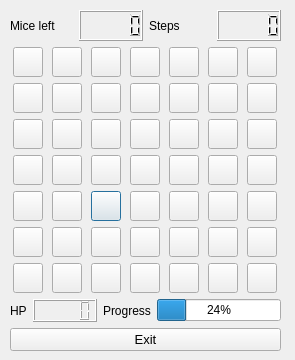
Before: the Qt Designer form game.ui in ARTmanq/HungryOwlQt, drawn with Qt 5.
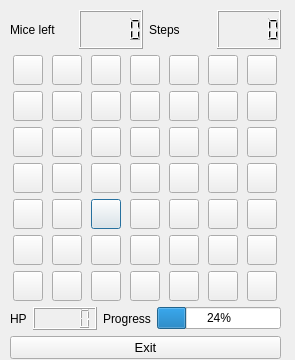
After: the same form once the commit is applied.

```diff
--- a/game.ui
+++ b/game.ui
@@ -28,13 +28,13 @@
   <property name="windowTitle">
    <string>Dialog</string>
   </property>
-  <widget class="QWidget" name="">
+  <widget class="QWidget" name="layoutWidget">
    <property name="geometry">
     <rect>
      <x>10</x>
      <y>10</y>
      <width>271</width>
-     <height>341</height>
+     <height>349</height>
     </rect>
    </property>
    <layout class="QVBoxLayout" name="verticalLayout">
@@ -226,6 +226,7 @@
         </property>
         <property name="font">
          <font>
+          <strikeout>false</strikeout>
           <kerning>true</kerning>
          </font>
         </property>
@@ -1025,6 +1026,15 @@
      <layout class="QHBoxLayout" name="horizontalLayout_2">
       <item>
        <widget class="QLabel" name="label_3">
+        <property name="font">
+         <font>
+          <strikeout>false</strikeout>
+          <kerning>true</kerning>
+         </font>
+        </property>
+        <property name="inputMethodHints">
+         <set>Qt::ImhNone</set>
+        </property>
         <property name="text">
          <string>HP</string>
         </property>
```
